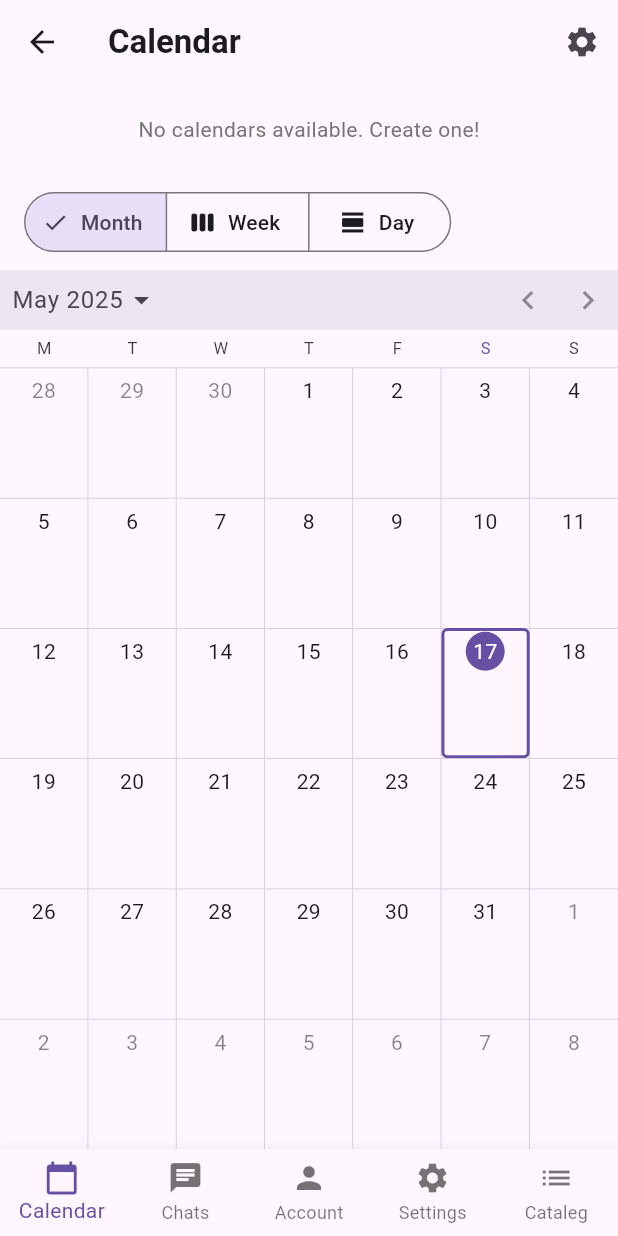
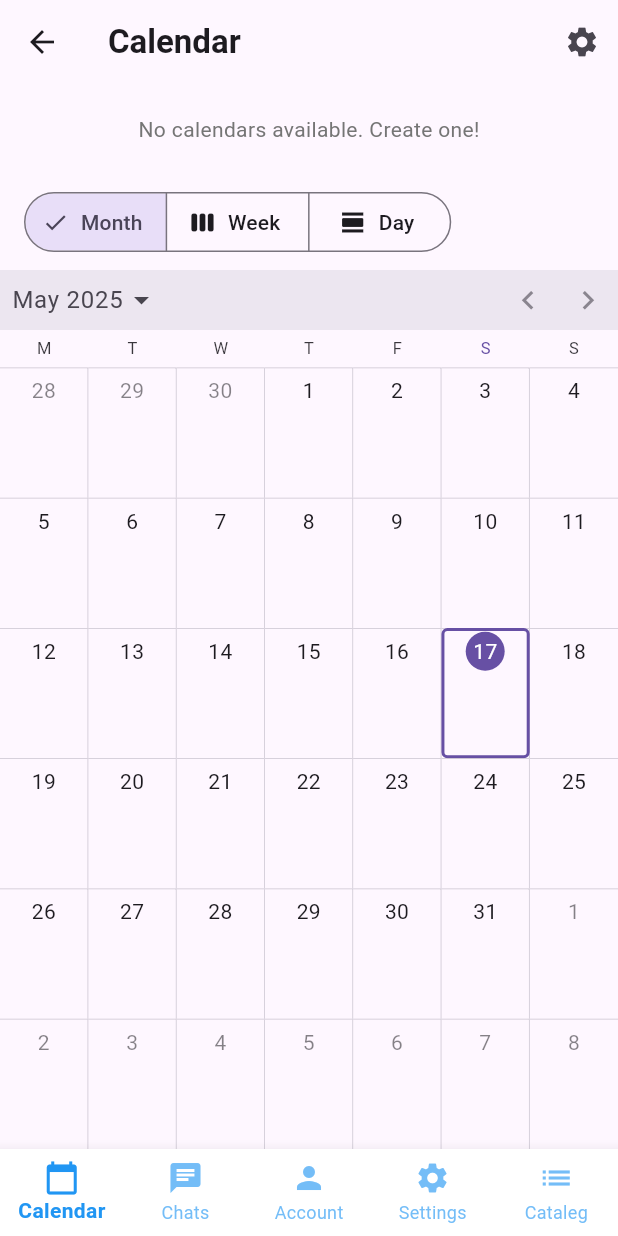
Before and after one commit to JoanPerezPerez/Momentum_Flutter_Frontend, a Flutter app: the CalendarScreen screen opened by its route, item 2 of the bottom bar chosen, on a phone screen of 412 x 824 dp. Run offline on Flutter 3.47's test engine with Material 3 defaults, Android fonts, the phone set to English and light mode, and no system bars; drawn by our look-alikes of syncfusion_flutter_calendar; our stand-ins replace dio, flutter_chat_types, flutter_chat_ui, flutter_map, flutter_secure_storage, geolocator and 4 more; missing offline and left inert: flutter_map_location_marker, flutter_map_marker_popup; accounts and stored records are empty; network calls fail.

Commit message:
Petits canvis merge

```diff
--- a/lib/widgets/momentum_buttom_nav_bar.dart
+++ b/lib/widgets/momentum_buttom_nav_bar.dart
@@ -16,6 +16,11 @@ class MomentumBottomNavBar extends StatelessWidget {
   Widget build(BuildContext context) {
     return BottomNavigationBar(
       type: BottomNavigationBarType.fixed,
+      backgroundColor: Colors.white,
+      selectedItemColor: Colors.blue,
+      unselectedItemColor: Colors.blue.withAlpha(160),
+      selectedLabelStyle: const TextStyle(fontWeight: FontWeight.bold),
+      unselectedLabelStyle: const TextStyle(fontWeight: FontWeight.normal),
       currentIndex: selectedIndex,
       onTap: (index) {
         onItemTapped(index);
```
